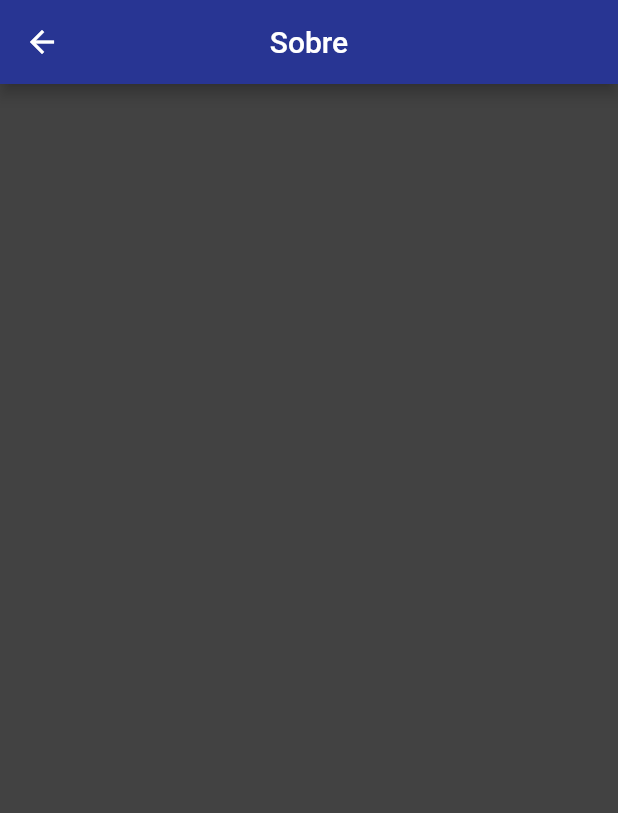
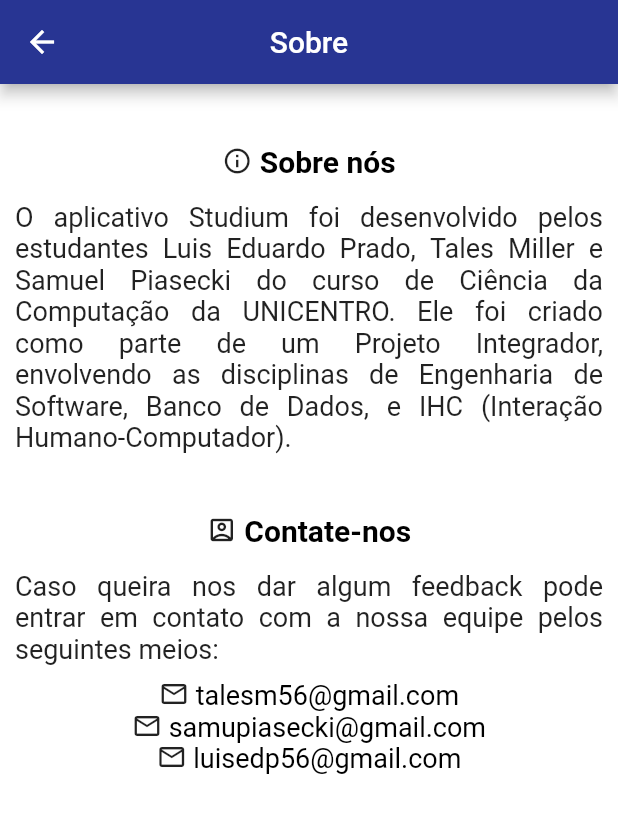
Before and after one commit to SamuelPiasecki/studium_pi, a Flutter app: the Sobre screen opened directly, on a phone screen of 412 x 824 dp. Shown: the top 813 px of the screen. Run offline on Flutter 3.47's test engine with Material 2 defaults, Android fonts, the phone set to English and light mode, and no system bars; our stand-ins replace cloud_firestore, firebase_auth, firebase_core, flutter_slidable, flutter_speed_dial, syncfusion_flutter_calendar; missing offline and left inert: syncfusion_flutter_core; accounts and stored records are empty; Roboto replaces fonts that are missing (Rubik).

Commit message:
pagina sobre foi feita

```diff
--- a/lib/api/firebase_api.dart
+++ b/lib/api/firebase_api.dart
@@ -13,13 +13,13 @@
 
     return docMeta.id;
   }
-
-  static Stream<List<Meta>> readMetas() => FirebaseFirestore.instance
+//Arrumar isso aqui
+  /*static Stream<List<Meta>> readMetas() => FirebaseFirestore.instance
       .collection('todo')
       .orderBy(MetaField.createdTime, descending: true)
       .snapshots()
       .transform(
           Utils.transformer(Meta.fromJson as Function(Map<String, dynamic>?))
               as StreamTransformer<QuerySnapshot<Map<String, dynamic>>,
-                  List<Meta>>);
+                  List<Meta>>);*/
 }
--- a/lib/pages/home/navdrawer.dart
+++ b/lib/pages/home/navdrawer.dart
@@ -3,7 +3,7 @@
 import 'package:flutter/material.dart';
 import 'package:studium_pi/pages/disciplina.dart';
 import 'package:studium_pi/pages/home/config.dart';
-import 'package:studium_pi/pages/home/sobre.dart';
+import 'package:studium_pi/pages/sobre.dart';
 import 'package:studium_pi/pages/login/login_page.dart';
 import 'package:studium_pi/pages/meta_page.dart';
 import 'package:studium_pi/pages/nota.dart';
--- a/lib/pages/home/sobre.dart
+++ /dev/null
@@ -1,22 +0,0 @@
-import 'package:flutter/material.dart';
-
-class Sobre extends StatefulWidget {
-  @override
-  _SobreState createState() => _SobreState();
-}
-
-class _SobreState extends State<Sobre> {
-  @override
-  Widget build(BuildContext context) {
-    final appBar = AppBar(
-      title: Text('Sobre'),
-      centerTitle: true,
-      backgroundColor: Colors.indigo[800],
-    );
-
-    return Scaffold(
-      appBar: appBar,
-      backgroundColor: Colors.grey[800],
-    );
-  }
-}
--- a/lib/pages/meta_page.dart
+++ b/lib/pages/meta_page.dart
@@ -34,7 +34,7 @@
       backgroundColor: Colors.white.withOpacity(0.9),
       //Arrumar isso aqui
       body: StreamBuilder<List<Meta>>(
-        stream: FirebaseApi.readMetas(),
+        // stream: FirebaseApi.readMetas(),
         builder: (context, snapshot) {
           switch (snapshot.connectionState) {
             case ConnectionState.waiting:
--- /dev/null
+++ b/lib/pages/sobre.dart
@@ -0,0 +1,130 @@
+import 'package:flutter/material.dart';
+
+class Sobre extends StatefulWidget {
+  @override
+  _SobreState createState() => _SobreState();
+}
+
+class _SobreState extends State<Sobre> {
+  @override
+  Widget build(BuildContext context) {
+    final appBar = AppBar(
+      title: Text('Sobre'),
+      centerTitle: true,
+      backgroundColor: Colors.indigo[800],
+    );
+
+    return Scaffold(
+      appBar: appBar,
+      backgroundColor: Colors.white,
+      body: Padding(
+        padding: const EdgeInsets.all(10.0),
+        child: Column(
+          mainAxisAlignment: MainAxisAlignment.start,
+          children: [
+            SizedBox(height: 30.0),
+            RichText(
+              text: TextSpan(
+                children: [
+                  WidgetSpan(
+                    child: Icon(Icons.info_outline, size: 20),
+                  ),
+                  TextSpan(
+                    text: " Sobre nós",
+                    style: TextStyle(
+                        color: Colors.black,
+                        fontWeight: FontWeight.bold,
+                        fontSize: 20),
+                  ),
+                ],
+              ),
+            ),
+            SizedBox(height: 15),
+            Text(
+              '   O aplicativo Studium foi desenvolvido pelos estudantes Luis Eduardo Prado, Tales Miller e Samuel Piasecki do curso de Ciência da Computação da UNICENTRO. Ele foi criado como parte de um Projeto Integrador, envolvendo as disciplinas de Engenharia de Software, Banco de Dados, e IHC (Interação Humano-Computador).',
+              style: TextStyle(fontSize: 18),
+              textAlign: TextAlign.justify,
+            ),
+            SizedBox(height: 40),
+            RichText(
+              text: TextSpan(
+                children: [
+                  WidgetSpan(
+                    child: Icon(Icons.account_box_outlined, size: 20),
+                  ),
+                  TextSpan(
+                    text: " Contate-nos",
+                    style: TextStyle(
+                        color: Colors.black,
+                        fontWeight: FontWeight.bold,
+                        fontSize: 20),
+                  ),
+                ],
+              ),
+            ),
+            SizedBox(height: 15),
+            Text(
+              '   Caso queira nos dar algum feedback pode entrar em contato com a nossa equipe pelos seguintes meios:',
+              style: TextStyle(fontSize: 18),
+              textAlign: TextAlign.justify,
+            ),
+            SizedBox(height: 10),
+            RichText(
+              text: TextSpan(
+                children: [
+                  WidgetSpan(
+                    child: Icon(Icons.mail_outline, size: 20),
+                  ),
+                  TextSpan(
+                    text: " talesm56@gmail.com",
+                    style: TextStyle(color: Colors.black, fontSize: 18),
+                  ),
+                ],
+              ),
+            ),
+            RichText(
+              text: TextSpan(
+                children: [
+                  WidgetSpan(
+                    child: Icon(Icons.mail_outline, size: 20),
+                  ),
+                  TextSpan(
+                    text: " samupiasecki@gmail.com",
+                    style: TextStyle(color: Colors.black, fontSize: 18),
+                  ),
+                ],
+              ),
+            ),
+            RichText(
+              text: TextSpan(
+                children: [
+                  WidgetSpan(
+                    child: Icon(Icons.mail_outline, size: 20),
+                  ),
+                  TextSpan(
+                      text: " luisedp56@gmail.com",
+                      style: TextStyle(color: Colors.black, fontSize: 18)),
+                ],
+              ),
+            ),
+            /*
+            TextButton(
+              child: Text('Email Samuel'),
+              onPressed: () {},
+            ),
+            SizedBox(height: 20),
+            TextButton(
+              child: Text('Email Tales'),
+              onPressed: () {},
+            ),
+            SizedBox(height: 20),
+            TextButton(
+              child: Text('Email Arapoti'),
+              onPressed: () {},
+            ),*/
+          ],
+        ),
+      ),
+    );
+  }
+}
--- a/pubspec.yaml
+++ b/pubspec.yaml
@@ -44,6 +44,7 @@
 
   #outros
   flutter_slidable: ^0.6.0
+  url_launcher: ^6.0.12
 
 dev_dependencies:
   flutter_test:
```
Also changed, not shown: pubspec.lock, 2 other files.
